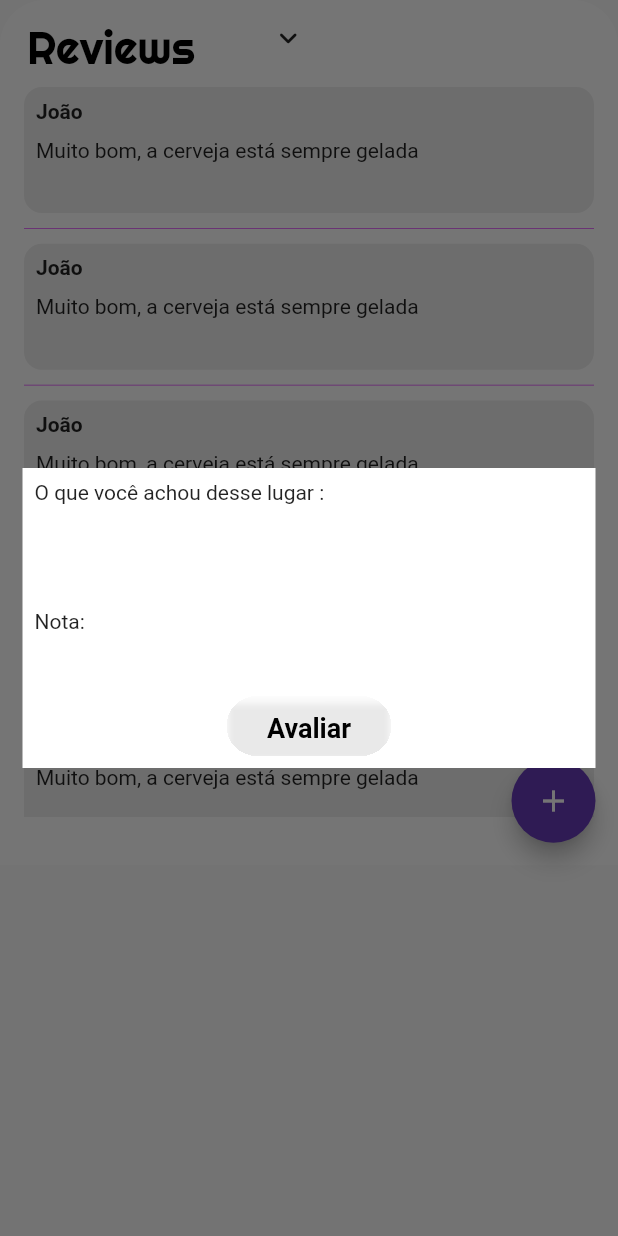
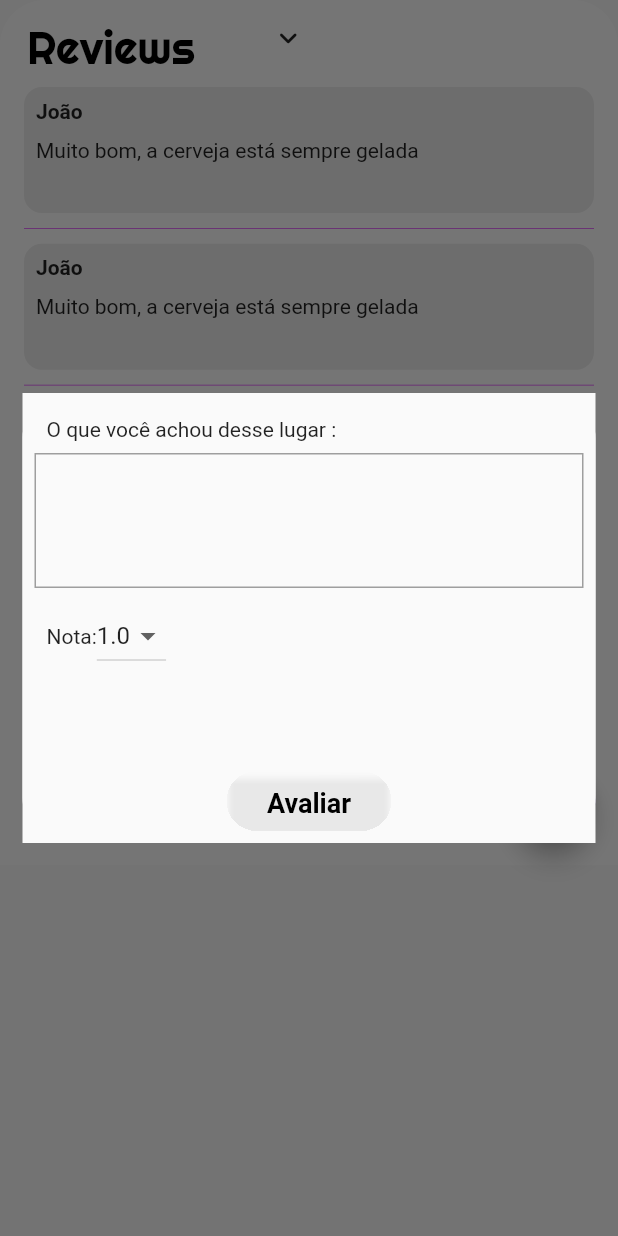
Before and after one commit to AndreNagem1/RoleApp, a Flutter app: the ReviewsPage widget shown alone on an empty page, opened directly, after a tap on the "add" icon, on a phone screen of 412 x 824 dp. Run offline on Flutter 3.47's test engine with Material 2 defaults, Android fonts, the phone set to English and light mode, and no system bars; our stand-ins replace cloud_firestore, firebase_core, geolocator, get, google_fonts, google_maps_flutter; missing offline and left inert: geoflutterfire; accounts and stored records are empty.

Commit message:
set add review page as statefull and fixed dropddown button

```diff
--- a/lib/add_review_dialog.dart
+++ b/lib/add_review_dialog.dart
@@ -1,46 +1,59 @@
-import 'package:flutter/cupertino.dart';
 import 'package:flutter/material.dart';
 import 'package:google_fonts/google_fonts.dart';
 import 'package:rolesp/round_buttton.dart';
 
-class AddReviewDialog extends StatelessWidget {
+class AddReviewDialog extends StatefulWidget {
   const AddReviewDialog({Key? key}) : super(key: key);
 
   @override
+  State<AddReviewDialog> createState() => _AddReviewDialogState();
+}
+
+class _AddReviewDialogState extends State<AddReviewDialog> {
+  List<String> spinnerItems = <String>['1.0', '2.0', '3.0', '4.0', '5.0'];
+  String dropdownValue =  '1.0';
+
+  @override
   Widget build(BuildContext context) {
-    String dropdownValue = 'One';
-    List<String> spinnerItems = ['1.0', '2.0', '3.0', '4.0', '5.0'];
-
-    return Padding(
-      padding: const EdgeInsets.all(15.0),
-      child: Container(
-        height: 200,
-        color: Colors.white,
-        width: double.infinity,
-        child: Padding(
+    return Scaffold(
+      body: Padding(
         padding: const EdgeInsets.all(8.0),
         child: Column(
           crossAxisAlignment: CrossAxisAlignment.start,
           children: [
-              const Text('O que você achou desse lugar :'),
+            const Padding(
+              padding: EdgeInsets.all(8.0),
+              child: Text('O que você achou desse lugar :'),
+            ),
             Container(
-                height: 70,
+              height: 90,
               width: double.infinity,
+              decoration: BoxDecoration(
+                border: Border.all(color: Colors.grey),
               ),
-              Row(
-                children: const [
-                  Text('Nota:'),
-                  // DropdownButton(
-                  //   value: dropdownValue,
-                  //   items: spinnerItems.map<DropdownMenuItem<String>>((value) {
-                  //     return DropdownMenuItem<String>(
-                  //       value: value,
-                  //       child: Text(value),
-                  //     );
-                  //   }).toList(),
-                  //   onChanged: (value) {},
-                  // )
+            ),
+            Padding(
+              padding: const EdgeInsets.all(8.0),
+              child: Row(
+                children: [
+                  const Text('Nota:'),
+                  DropdownButton(
+                    value: dropdownValue,
+                    items:
+                        spinnerItems.map<DropdownMenuItem<String>>((value) {
+                      return DropdownMenuItem<String>(
+                        value: value,
+                        child: Text(value),
+                      );
+                    }).toList(),
+                    onChanged: (value) {
+                      setState(() {
+                        dropdownValue = value!;
+                      });
+                    },
+                  )
                 ],
+              ),
             ),
             const Spacer(),
             Row(
@@ -66,7 +79,6 @@ class AddReviewDialog extends StatelessWidget {
           ],
         ),
       ),
-      ),
     );
   }
 }
--- a/lib/reviews_page.dart
+++ b/lib/reviews_page.dart
@@ -132,7 +132,24 @@ class ReviewsPage extends StatelessWidget {
   openAddReviewDialog(BuildContext context) {
     showDialog(
       context: context,
-      builder: (_) => const Center(child: AddReviewDialog()),
+      builder: (_) =>  Center(
+        child:  Padding(
+          padding: const EdgeInsets.all(15.0),
+          child: Container(
+            height: 300,
+            decoration: const BoxDecoration(
+              borderRadius: BorderRadius.only(
+                topLeft: Radius.circular(30),
+                topRight: Radius.circular(30),
+                bottomRight: Radius.circular(30),
+                bottomLeft: Radius.circular(30),
+              ),
+              color: Colors.white,
+            ),
+            child: const AddReviewDialog(),
+          ),
+        ),
+      ),
     );
   }
 }
```
Lines whose indentation alone changed are shown as unchanged.
